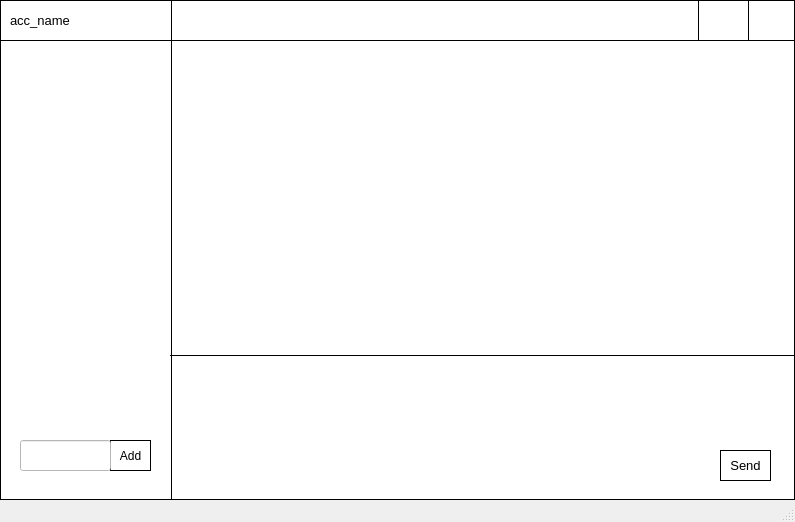
Above: chatwindow.ui from muxinyu1/q-chater-client before the change. Below: the same form after it.
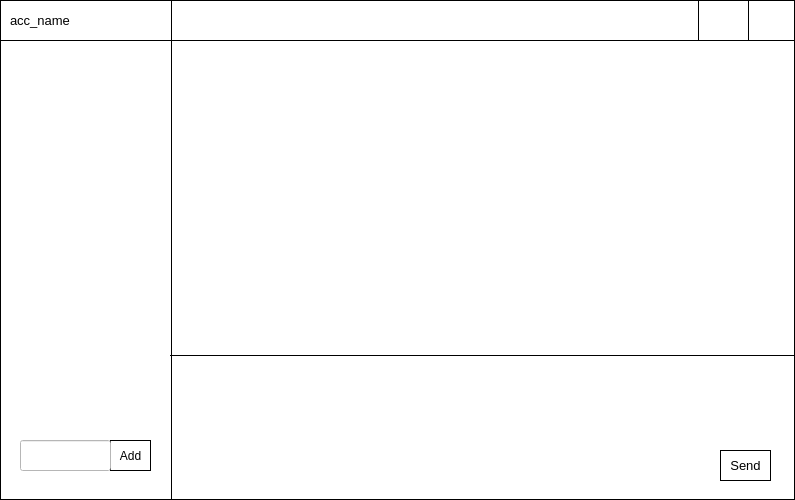
That is the form after the change. Icons and pictures are not drawn. Custom widgets are drawn as their Qt base class.

Diff of the .ui file:
```diff
--- a/chatwindow.ui
+++ b/chatwindow.ui
@@ -343,7 +343,6 @@
     </property>
    </widget>
   </widget>
-  <widget class="QStatusBar" name="statusBar"/>
  </widget>
  <customwidgets>
   <customwidget>
```
Left out of the diff: 5 changed lines with no effect on the pictures.
